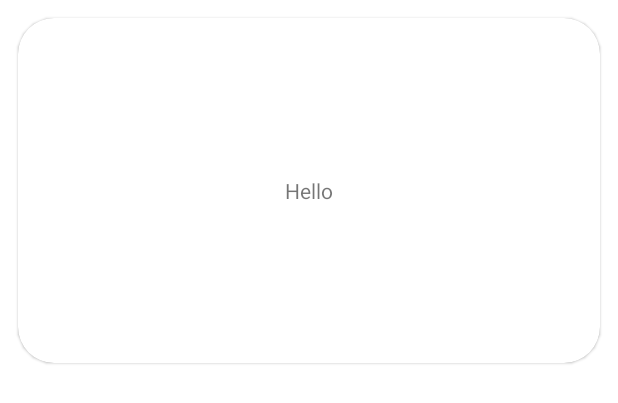
After one commit to lofy1997/NestedRecyclerView, an Android app: the layout component_carousel_item.xml on its own in the app's theme, with its tools: preview values and no code run, on a phone screen of 412 x 824 dp. The commit adds this screen. Shown: the top 403 px of the screen. Run offline under Robolectric (Android 15) with nearby library versions, the phone set to English and light mode, and no system bars.

Commit message:
add carousel header

```diff
--- a/app/src/main/java/com/app/nestedrecyclerview/mail/MailFragment.kt
+++ b/app/src/main/java/com/app/nestedrecyclerview/mail/MailFragment.kt
@@ -5,6 +5,7 @@ import android.view.LayoutInflater
 import android.view.View
 import android.view.ViewGroup
 import androidx.fragment.app.Fragment
+import com.airbnb.epoxy.stickyheader.StickyHeaderLinearLayoutManager
 import com.app.nestedrecyclerview.databinding.FragmentMailBinding
 import com.app.nestedrecyclerview.mail.UIController
 
@@ -36,6 +37,7 @@ class MailFragment : Fragment() {
 
     override fun onViewCreated(view: View, savedInstanceState: Bundle?) {
         super.onViewCreated(view, savedInstanceState)
+        binding.recyclerView.layoutManager = StickyHeaderLinearLayoutManager(requireContext())
         binding.recyclerView.setController(uiController)
         binding.recyclerView.requestModelBuild()
         uiController.updateSelectedTab(1)
--- /dev/null
+++ b/app/src/main/res/layout/component_carousel_item.xml
@@ -0,0 +1,25 @@
+<?xml version="1.0" encoding="utf-8"?>
+<com.google.android.material.card.MaterialCardView xmlns:android="http://schemas.android.com/apk/res/android"
+    xmlns:app="http://schemas.android.com/apk/res-auto"
+    android:layout_width="match_parent"
+    android:layout_height="230dp"
+    android:layout_margin="12dp"
+    android:padding="12dp"
+    app:cardCornerRadius="24dp">
+
+    <androidx.constraintlayout.widget.ConstraintLayout
+        android:layout_width="match_parent"
+        android:layout_height="match_parent">
+
+        <com.google.android.material.textview.MaterialTextView
+            android:layout_width="wrap_content"
+            android:layout_height="wrap_content"
+            android:text="Hello"
+            android:id="@+id/textView"
+            app:layout_constraintBottom_toBottomOf="parent"
+            app:layout_constraintEnd_toEndOf="parent"
+            app:layout_constraintStart_toStartOf="parent"
+            app:layout_constraintTop_toTopOf="parent" />
+    </androidx.constraintlayout.widget.ConstraintLayout>
+
+</com.google.android.material.card.MaterialCardView>
--- a/app/src/main/res/layout/fragment_mail.xml
+++ b/app/src/main/res/layout/fragment_mail.xml
@@ -6,6 +6,8 @@
 
     <com.airbnb.epoxy.EpoxyRecyclerView
         android:id="@+id/recyclerView"
+        android:soundEffectsEnabled="true"
+        android:overScrollMode="never"
         android:layout_width="match_parent"
         android:layout_height="match_parent" />
 
```
Also changed, not shown: app/src/main/java/com/app/nestedrecyclerview/mail/UIController.kt (+23 -6 lines), app/src/main/java/com/app/nestedrecyclerview/mail/header/CarouselItemModel.kt (added, +36 -0 lines), app/src/main/res/layout/component_horizontal_group.xml (added, +12 -0 lines).
